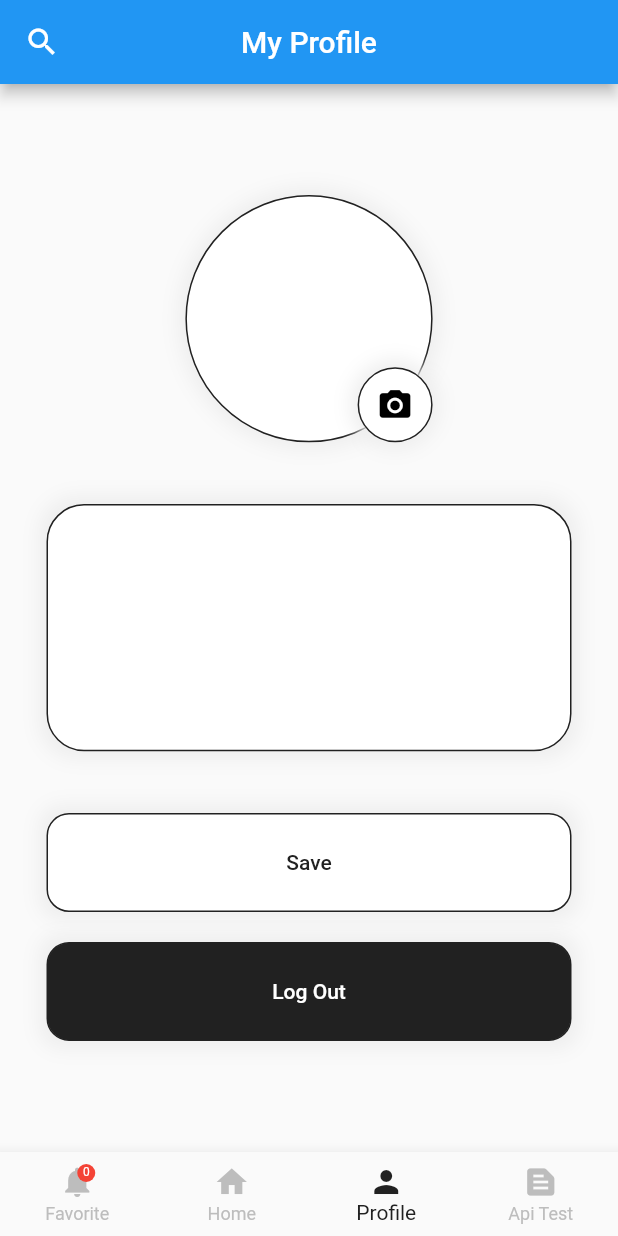
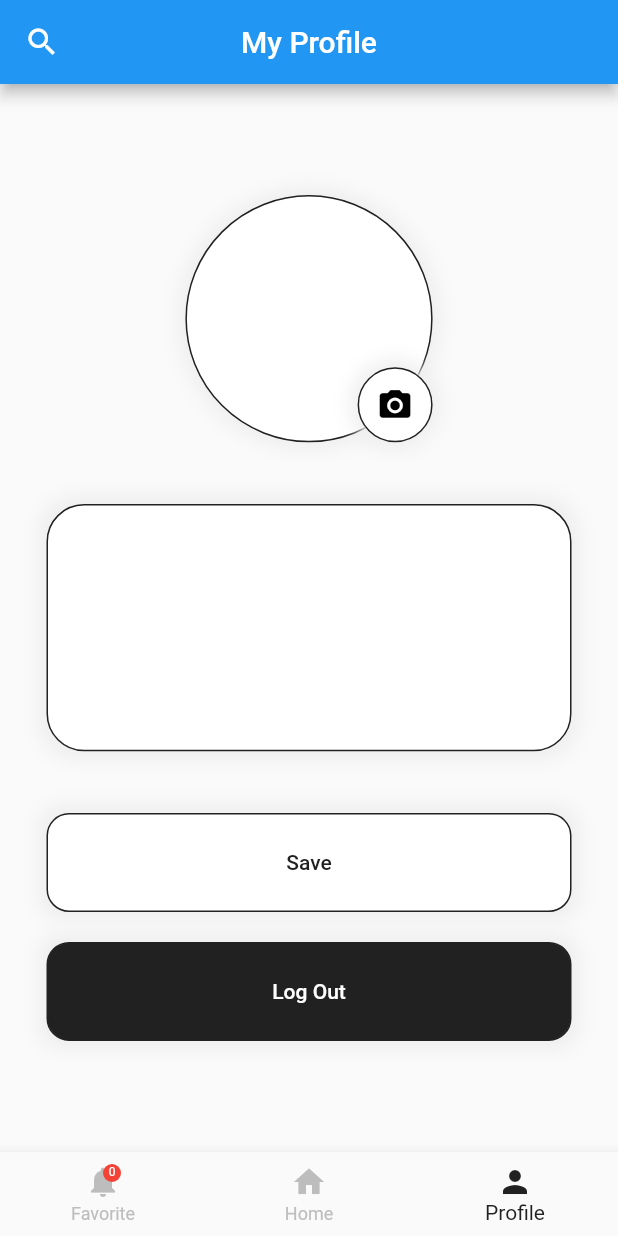
Before and after one commit to CengizhanParlak/assignment, a Flutter app: the LandingView screen opened by its route, item 3 of the bottom bar chosen, on a phone screen of 412 x 824 dp. Run offline on Flutter 3.47's test engine with Material 2 defaults, Android fonts, the phone set to English and light mode, and no system bars; our stand-ins replace flutter_html, flutter_mobx, geolocator, google_maps_flutter, image_picker, mobx and 2 more; missing offline and left inert: dart:ffi; accounts and stored records are empty; generated files the repository leaves out were written again; network calls fail; statements that could not run were skipped.

Commit message:
removed api test

```diff
--- a/lib/main.dart
+++ b/lib/main.dart
@@ -168,8 +168,8 @@ class _LandingViewState extends State<LandingView> {
         return const HomeScreen();
       case 2:
         return const ProfileScreen();
-      case 3:
-        return const ApiTestScreen();
+      // case 3:
+      //   return const ApiTestScreen();
       default:
         return const HomeScreen();
     }
@@ -183,8 +183,8 @@ class _LandingViewState extends State<LandingView> {
         return const Text('Home');
       case 2:
         return const Text('My Profile');
-      case 3:
-        return const Text('Api Test');
+      // case 3:
+      //   return const Text('Api Test');
       default:
         return const Text('Home');
     }
@@ -259,10 +259,10 @@ class _LandingViewState extends State<LandingView> {
                 icon: Icon(Icons.person),
                 label: 'Profile',
               ),
-              const BottomNavigationBarItem(
-                icon: Icon(Icons.text_snippet),
-                label: 'Api Test',
-              ),
+              // const BottomNavigationBarItem(
+              //   icon: Icon(Icons.text_snippet),
+              //   label: 'Api Test',
+              // ),
             ],
           ),
         ),
```
